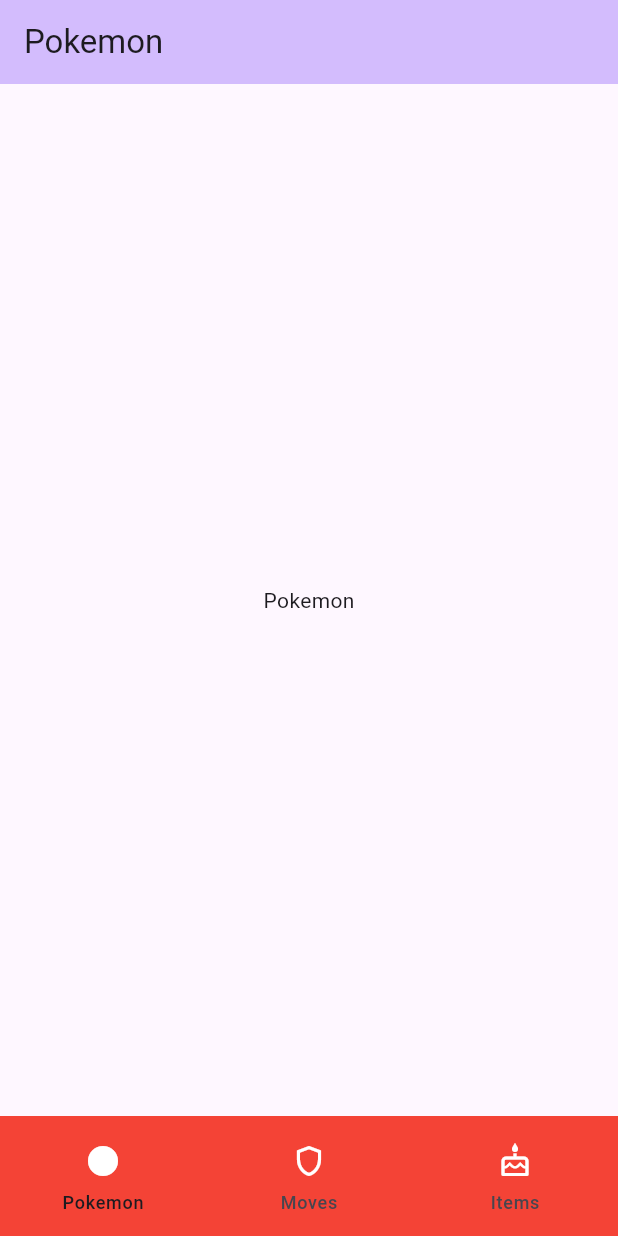
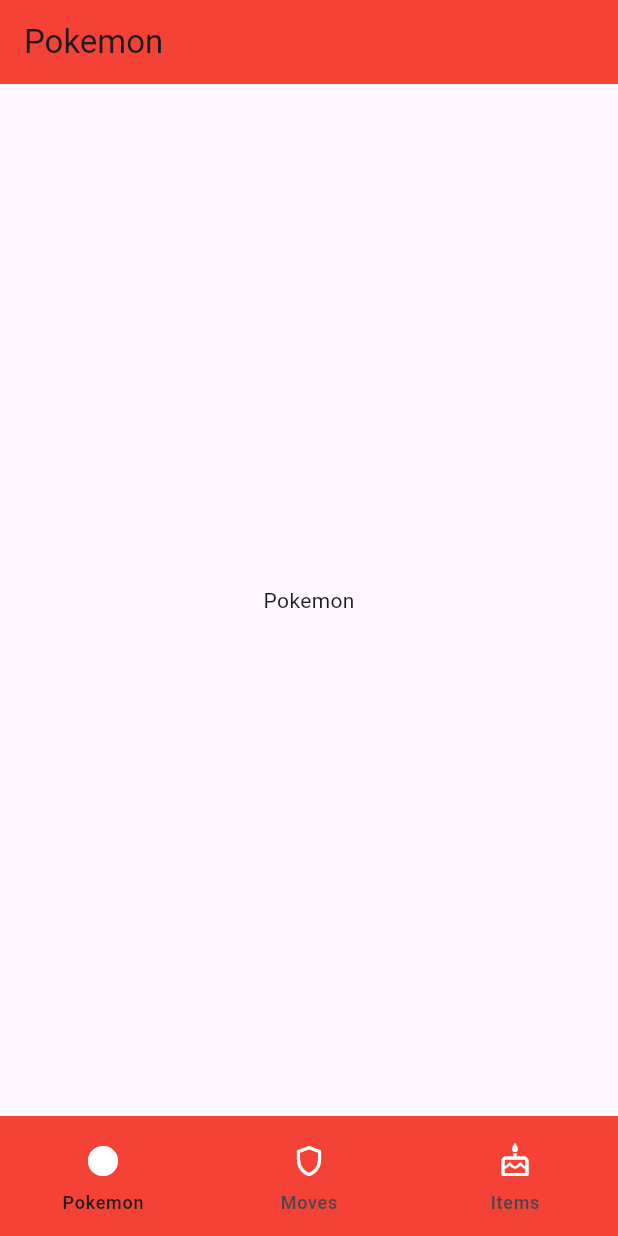
Before and after one commit to pedroaal/pokedex, a Flutter app: the screen it shows after launch, on a phone screen of 412 x 824 dp. Run offline on Flutter 3.47's test engine with Material 2 defaults, Android fonts, the phone set to English and light mode, and no system bars.

Commit message:
to main page

```diff
--- a/lib/presentation/items.dart
+++ b/lib/presentation/items.dart
@@ -1,6 +1,5 @@
 import 'package:flutter/material.dart';
 
-import 'package:pokedex/presentation/main.dart';
 
 class ItemsPage extends StatefulWidget {
   const ItemsPage({super.key});
--- a/lib/presentation/main.dart
+++ b/lib/presentation/main.dart
@@ -24,7 +24,7 @@ class _MainPageState extends State<MainPage> {
   Widget build(BuildContext context) {
     return Scaffold(
       appBar: AppBar(
-        backgroundColor: Theme.of(context).colorScheme.inversePrimary,
+        backgroundColor: Colors.red,
         title: const Text('Pokemon'),
       ),
       body: _widgetOptions.elementAt(_currentIndex),
--- a/lib/presentation/moves.dart
+++ b/lib/presentation/moves.dart
@@ -1,6 +1,5 @@
 import 'package:flutter/material.dart';
 
-import 'package:pokedex/presentation/main.dart';
 
 class MovesPage extends StatefulWidget {
   const MovesPage({super.key});
--- a/lib/presentation/pokemon.dart
+++ b/lib/presentation/pokemon.dart
@@ -1,6 +1,5 @@
 import 'package:flutter/material.dart';
 
-import 'package:pokedex/presentation/main.dart';
 
 class PokemonPage extends StatefulWidget {
   const PokemonPage({super.key});
```
